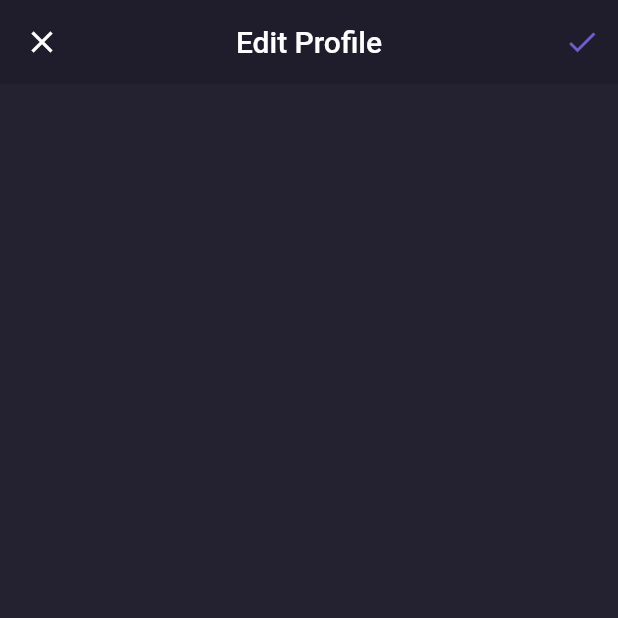
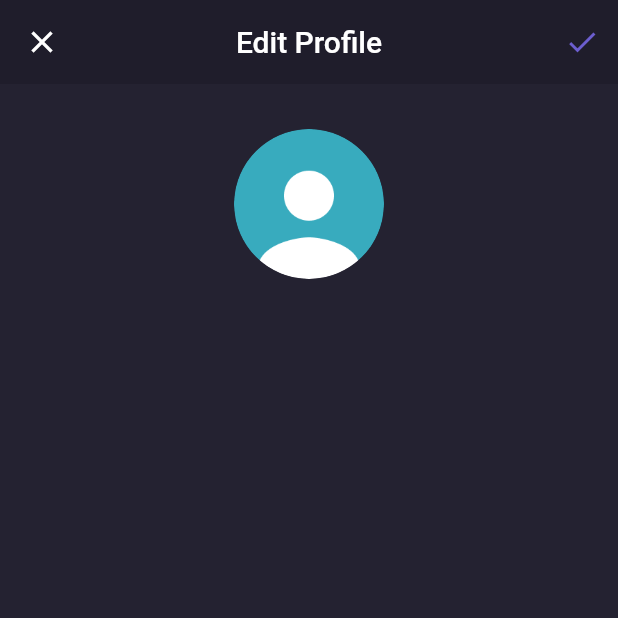
Before and after one commit to AsepCahyudin/saveshamo, a Flutter app: the EditProfilePage screen opened by its route, on a phone screen of 412 x 824 dp, the top half of it. Run offline on Flutter 3.47's test engine with Material 2 defaults, Android fonts, the phone set to English and light mode, and no system bars; our stand-ins replace google_fonts.

Commit message:
image edit profile

```diff
--- a/lib/pages/edit_profile_page.dart
+++ b/lib/pages/edit_profile_page.dart
@@ -10,12 +10,12 @@ class EditProfilePage extends StatelessWidget {
           onPressed: () {
             Navigator.pop(context);
           },
-          icon: Icon(Icons.close),
+          icon: const Icon(Icons.close),
         ),
         backgroundColor: backgroundColor1,
         elevation: 0,
         centerTitle: true,
-        title: Text(
+        title: const Text(
           'Edit Profile',
         ),
         actions: [
@@ -31,12 +31,38 @@ class EditProfilePage extends StatelessWidget {
     }
 
     Widget content() {
-      return Container();
+      return Container(
+        width: double.infinity,
+        padding: EdgeInsets.symmetric(
+          horizontal: defaultMargin,
+        ),
+        child: Column(
+          crossAxisAlignment: CrossAxisAlignment.center,
+          children: [
+            Container(
+              width: 100,
+              height: 100,
+              margin: EdgeInsets.only(
+                top: defaultMargin,
+              ),
+              decoration: const BoxDecoration(
+                shape: BoxShape.circle,
+                image: DecorationImage(
+                  image: AssetImage(
+                    'assets/Image_Profile.png',
+                  ),
+                ),
+              ),
+            ),
+          ],
+        ),
+      );
     }
 
     return Scaffold(
       backgroundColor: backgroundColor3,
       appBar: header(),
+      body: content(),
     );
   }
 }
--- a/lib/pages/home/wishlist_page.dart
+++ b/lib/pages/home/wishlist_page.dart
@@ -99,8 +99,8 @@ class WishlistPage extends StatelessWidget {
     return Column(
       children: [
         header(),
-        // emptyWishlist(),
-        content(),
+        emptyWishlist(),
+        // content(),
       ],
     );
   }
```
